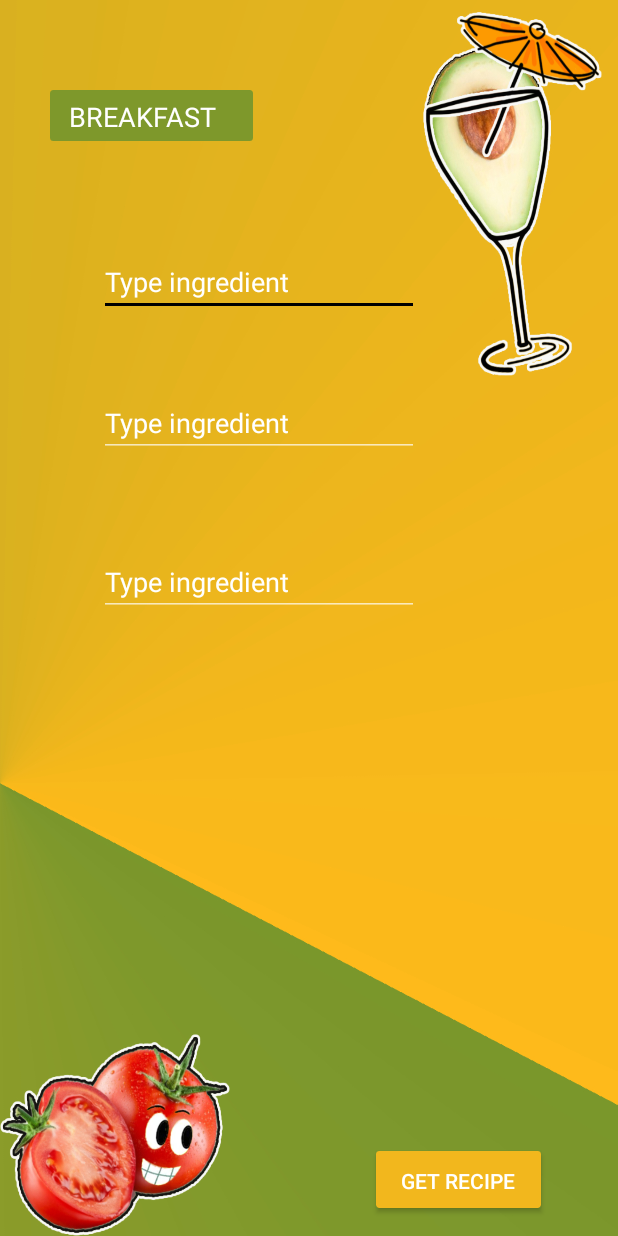
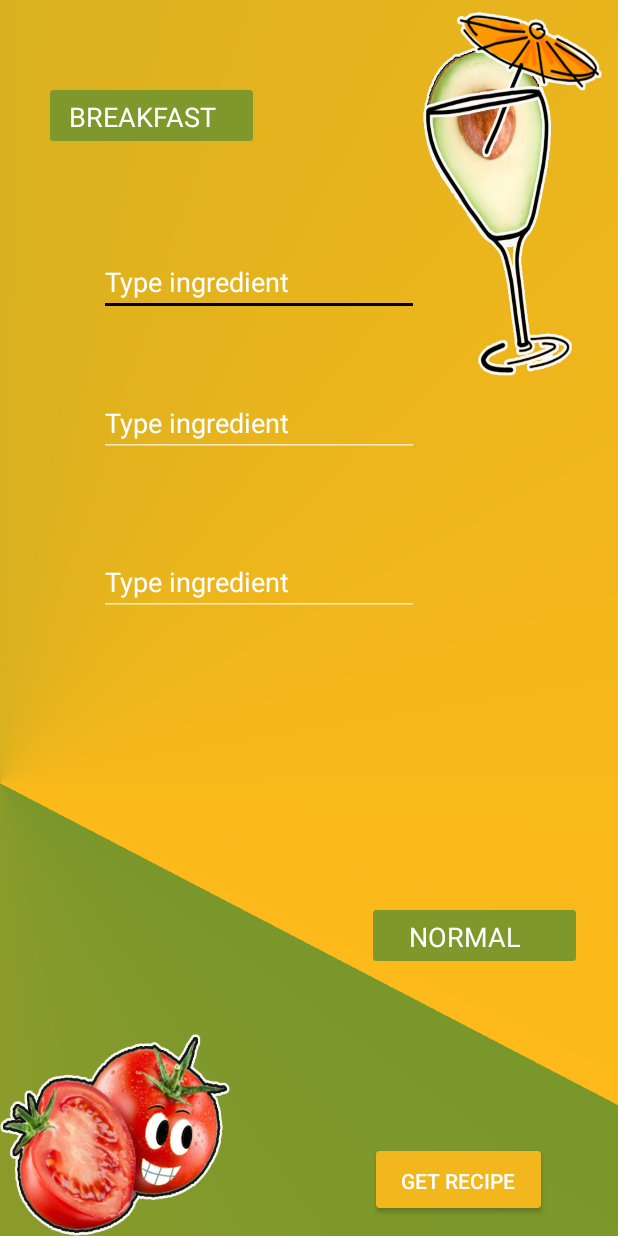
Before and after one commit to AneliaBlagoeva/AndroidReciepeRecommender, an Android app: the screen it shows after launch (MainActivity), on a phone screen of 412 x 824 dp. Run offline under Robolectric (Android 15) with nearby library versions, the phone set to English and light mode, and no system bars.

Commit message:
Added type filter - test db and test ui version

```diff
--- a/app/src/main/java/com/example/reciepereccomender/MainActivity.kt
+++ b/app/src/main/java/com/example/reciepereccomender/MainActivity.kt
@@ -22,13 +22,22 @@ class MainActivity : AppCompatActivity(){
         setContentView(R.layout.activity_main);
 
         // create a adapter
-        val country = arrayOf("BREAKFAST", "LUNCH", "LUNCH SNACK","DINNER", "BREAKFAST SNACK")
-        val stringArrayAdapter = ArrayAdapter(this, R.layout.spinner_text_color, country)
+        val categories = arrayOf("BREAKFAST", "LUNCH", "SNACK","DINNER")
+        val stringArrayAdapter = ArrayAdapter(this, R.layout.spinner_text_color, categories)
 
         // create a spinner
         val spinner = findViewById(R.id.spinner) as Spinner
         // add adapter to spinner
         spinner.adapter = stringArrayAdapter
+
+        //spinner type
+        val types = arrayOf("NORMAL", "VEGAN", "VEGITARIAN","KETOGENIC","GLUTEN FREE", "LACTOSE FREE")
+        val stringArrayAdapterTypes = ArrayAdapter(this, R.layout.spinner_text_color, types)
+
+        // create a spinner
+        val spinnerType = findViewById(R.id.spinnerType) as Spinner
+        // add adapter to spinner
+        spinnerType.adapter = stringArrayAdapterTypes
 
         //database
         dbHelper = DatabaseHelper(this, getFilesDir().getAbsolutePath());
@@ -70,7 +79,8 @@ class MainActivity : AppCompatActivity(){
                 c.setIngredientTheree(mEdit3);
             }
 
-            c.setType((findViewById(R.id.spinner) as Spinner).getSelectedItem().toString());
+            c.setCategory((findViewById(R.id.spinner) as Spinner).getSelectedItem().toString());
+            c.setType((findViewById(R.id.spinnerType) as Spinner).getSelectedItem().toString());
             data=showData(c);
         }
         catch (e:Exception)
@@ -87,8 +97,6 @@ class MainActivity : AppCompatActivity(){
         startActivity(intent)
     }
 
-
-
     private fun showData(c:Controller) : StringBuffer {
         val list = dbHelper!!.getMeals(c);
         val data = StringBuffer();
@@ -103,7 +111,6 @@ class MainActivity : AppCompatActivity(){
 
         img = meal.getMealImg();
 
-
         return data;
     }
 }
--- a/app/src/main/res/layout/activity_main.xml
+++ b/app/src/main/res/layout/activity_main.xml
@@ -36,6 +36,19 @@
             android:layout_marginTop="8dp" app:layout_constraintTop_toTopOf="parent"
             android:layout_marginBottom="8dp" app:layout_constraintBottom_toBottomOf="parent"
             app:layout_constraintVertical_bias="0.065"
+            style="@style/spinner_style"/>
+    <Spinner
+            android:layout_width="135dp"
+            android:layout_height="34dp"
+            android:id="@+id/spinnerType"
+            app:layout_constraintEnd_toEndOf="parent" android:layout_marginEnd="8dp"
+            android:layout_marginRight="18dp"
+            app:layout_constraintStart_toStartOf="parent" android:layout_marginLeft="8dp"
+            android:layout_marginStart="8dp"
+            app:layout_constraintHorizontal_bias="0.93"
+            android:layout_marginTop="8dp" app:layout_constraintTop_toTopOf="parent"
+            android:layout_marginBottom="8dp" app:layout_constraintBottom_toBottomOf="parent"
+            app:layout_constraintVertical_bias="0.775"
             style="@style/spinner_style"/>
     <EditText
             android:layout_width="wrap_content"
```
Also changed, not shown: app/src/main/java/com/example/reciepereccomender/Controller.java (+14 -2 lines), app/src/main/java/com/example/reciepereccomender/DatabaseHelper.java (+27 -5 lines), app/src/main/java/com/example/reciepereccomender/Meal.java (+1 -12 lines), app/src/main/assets/sqlite/Reciepe.sqlite.
